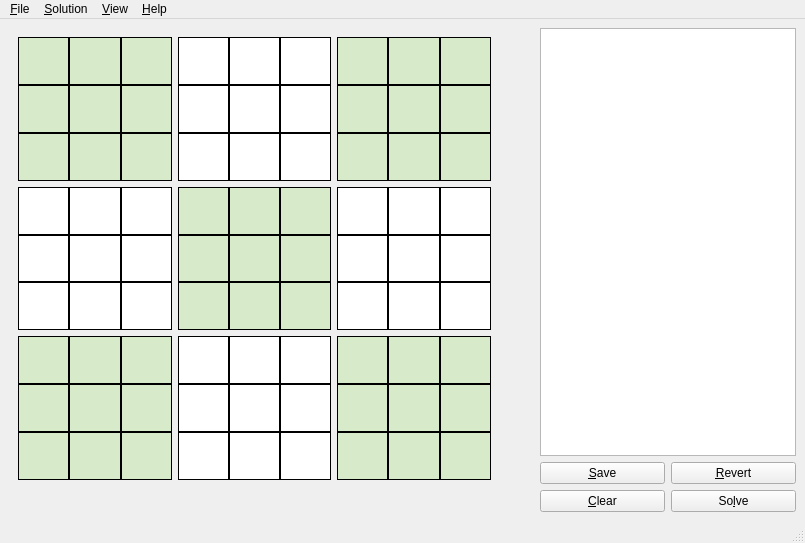
Qt form ui/ui_sudoku_solver.ui (guanidene/pySudokuSolver) before a commit.
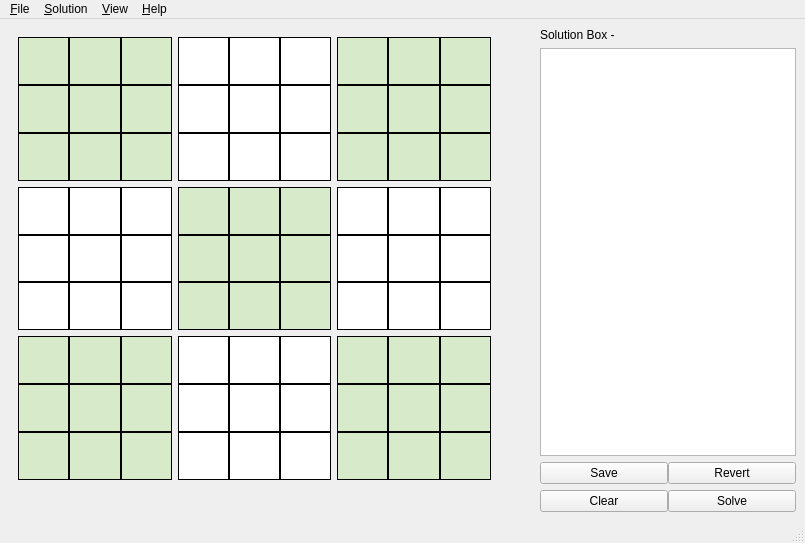
The same form after that commit. Custom widgets are drawn as their Qt base class.

Diff of the .ui file:
```diff
--- a/ui/ui_sudoku_solver.ui
+++ b/ui/ui_sudoku_solver.ui
@@ -4104,11 +4104,14 @@
      </widget>
     </item>
     <item>
-     <layout class="QGridLayout" name="gridLayout">
-      <item row="0" column="0" colspan="2">
+     <layout class="QGridLayout" name="gridLayoutSidePanel">
+      <property name="horizontalSpacing">
+       <number>0</number>
+      </property>
+      <item row="1" column="0" colspan="2">
        <widget class="QTextBrowser" name="txtbrwSolutionbox">
         <property name="sizePolicy">
-         <sizepolicy hsizetype="Minimum" vsizetype="Ignored">
+         <sizepolicy hsizetype="Minimum" vsizetype="Expanding">
           <horstretch>0</horstretch>
           <verstretch>0</verstretch>
          </sizepolicy>
@@ -4120,43 +4123,50 @@
         </property>
        </widget>
       </item>
-      <item row="1" column="0">
+      <item row="2" column="0">
        <widget class="QPushButton" name="btnSave">
         <property name="statusTip">
          <string>Save current state of the numbers in the grid. You can revert back to the saved state using the &quot;Load Grid State&quot; button (Ctrl + S)</string>
         </property>
         <property name="text">
-         <string>&amp;Save</string>
+         <string>Save</string>
         </property>
        </widget>
       </item>
-      <item row="1" column="1">
+      <item row="2" column="1">
        <widget class="QPushButton" name="btnRevert">
         <property name="statusTip">
          <string>Load a previously saved state into the grid (Ctrl + R)</string>
         </property>
         <property name="text">
-         <string>&amp;Revert</string>
+         <string>Revert</string>
         </property>
        </widget>
       </item>
-      <item row="3" column="1">
+      <item row="4" column="1">
        <widget class="QPushButton" name="btnSolve">
         <property name="statusTip">
          <string>Solve the Sudoku Puzzle (Ctrl + l)</string>
         </property>
         <property name="text">
-         <string>So&amp;lve</string>
+         <string>Solve</string>
         </property>
        </widget>
       </item>
-      <item row="3" column="0">
+      <item row="4" column="0">
        <widget class="QPushButton" name="btnClear">
         <property name="statusTip">
          <string>Clear all the cells in the grid so that you can start a fresh puzzle (Ctrl + C)</string>
         </property>
         <property name="text">
-         <string>&amp;Clear</string>
+         <string>Clear</string>
+        </property>
+       </widget>
+      </item>
+      <item row="0" column="0" colspan="2">
+       <widget class="QLabel" name="label">
+        <property name="text">
+         <string>Solution Box -</string>
         </property>
        </widget>
       </item>
```
Left out of the diff: 5 changed lines with no effect on the pictures.
